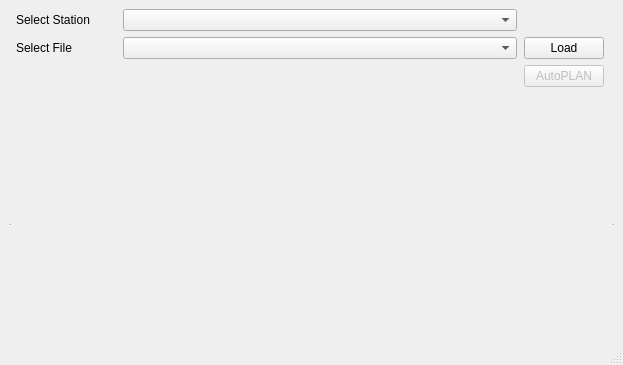
Before: the Qt Designer form AutoCADDB/planningtable.ui in DB-Netz-AutomatedPlanning/AutoPlan-QT, drawn with Qt 5.
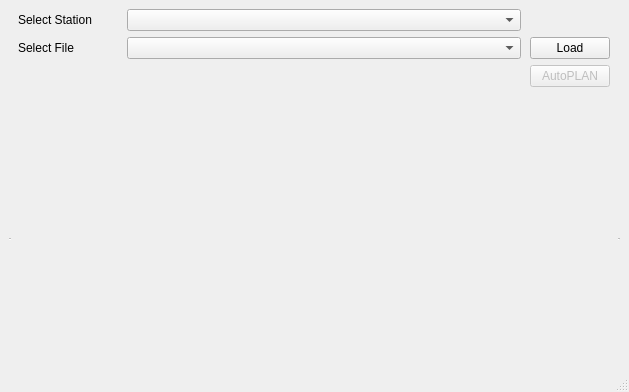
After: the same form once the commit is applied.

The edit to the form file:
```diff
--- a/AutoCADDB/planningtable.ui
+++ b/AutoCADDB/planningtable.ui
@@ -9,8 +9,8 @@
    <rect>
     <x>0</x>
     <y>0</y>
-    <width>623</width>
-    <height>365</height>
+    <width>629</width>
+    <height>392</height>
    </rect>
   </property>
   <property name="windowTitle">
@@ -27,7 +27,10 @@
        <number>6</number>
       </property>
       <item row="1" column="1">
-       <widget class="QComboBox" name="comboBox">
+       <widget class="QComboBox" name="comboBoxSelectFile">
+        <property name="enabled">
+         <bool>true</bool>
+        </property>
         <property name="sizePolicy">
          <sizepolicy hsizetype="Preferred" vsizetype="Fixed">
           <horstretch>0</horstretch>
```
Left out of the diff: 4 changed lines with no effect on the pictures.
